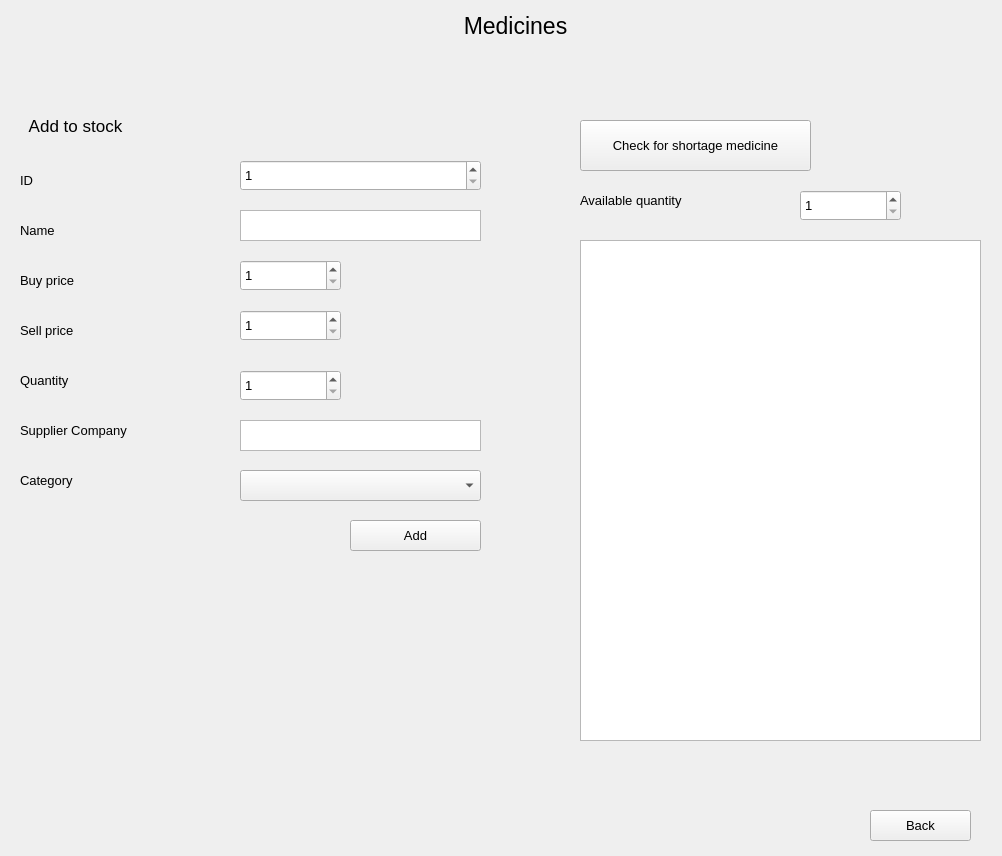
Before: the Qt Designer form add_medicine_window.ui in osamamuhammad3623/pharmacy_management_system, drawn with Qt 5.
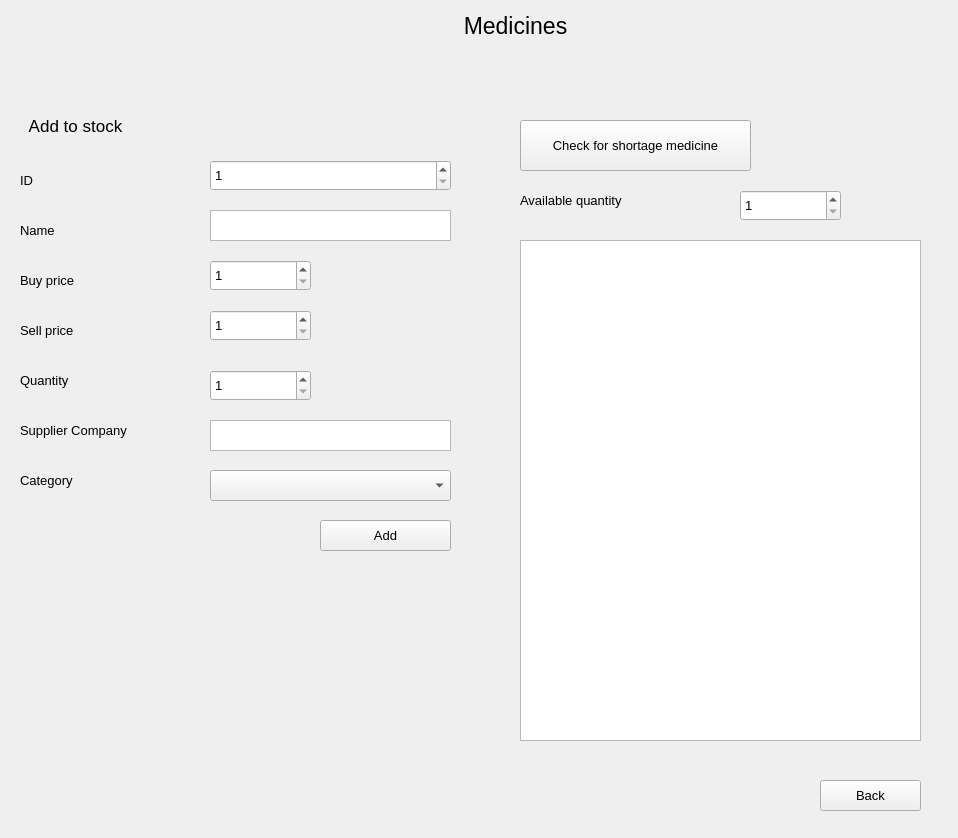
After: the same form once the commit is applied.

The edit to the form file:
```diff
--- a/add_medicine_window.ui
+++ b/add_medicine_window.ui
@@ -6,8 +6,8 @@
    <rect>
     <x>0</x>
     <y>0</y>
-    <width>1002</width>
-    <height>856</height>
+    <width>958</width>
+    <height>838</height>
    </rect>
   </property>
   <property name="windowTitle">
@@ -16,8 +16,8 @@
   <widget class="QPushButton" name="back">
    <property name="geometry">
     <rect>
-     <x>870</x>
-     <y>810</y>
+     <x>820</x>
+     <y>780</y>
      <width>101</width>
      <height>31</height>
     </rect>
@@ -88,7 +88,7 @@
   <widget class="QSpinBox" name="md_sell_price">
    <property name="geometry">
     <rect>
-     <x>240</x>
+     <x>210</x>
      <y>310</y>
      <width>101</width>
      <height>31</height>
@@ -166,7 +166,7 @@
   <widget class="QComboBox" name="md_category">
    <property name="geometry">
     <rect>
-     <x>240</x>
+     <x>210</x>
      <y>470</y>
      <width>241</width>
      <height>31</height>
@@ -181,7 +181,7 @@
   <widget class="QSpinBox" name="md_id">
    <property name="geometry">
     <rect>
-     <x>240</x>
+     <x>210</x>
      <y>160</y>
      <width>241</width>
      <height>31</height>
@@ -202,7 +202,7 @@
   <widget class="QTextEdit" name="md_supplier_company">
    <property name="geometry">
     <rect>
-     <x>240</x>
+     <x>210</x>
      <y>420</y>
      <width>241</width>
      <height>31</height>
@@ -235,7 +235,7 @@
   <widget class="QTextEdit" name="md_name">
    <property name="geometry">
     <rect>
-     <x>240</x>
+     <x>210</x>
      <y>210</y>
      <width>241</width>
      <height>31</height>
@@ -250,7 +250,7 @@
   <widget class="QLabel" name="label_10">
    <property name="geometry">
     <rect>
-     <x>580</x>
+     <x>520</x>
      <y>180</y>
      <width>191</width>
      <height>41</height>
@@ -268,7 +268,7 @@
   <widget class="QPushButton" name="pushButton">
    <property name="geometry">
     <rect>
-     <x>350</x>
+     <x>320</x>
      <y>520</y>
      <width>131</width>
      <height>31</height>
@@ -286,7 +286,7 @@
   <widget class="QPushButton" name="check_shortage">
    <property name="geometry">
     <rect>
-     <x>580</x>
+     <x>520</x>
      <y>120</y>
      <width>231</width>
      <height>51</height>
@@ -304,7 +304,7 @@
   <widget class="QSpinBox" name="max_quantity">
    <property name="geometry">
     <rect>
-     <x>800</x>
+     <x>740</x>
      <y>190</y>
      <width>101</width>
      <height>31</height>
@@ -325,7 +325,7 @@
   <widget class="QTableWidget" name="shortage_table">
    <property name="geometry">
     <rect>
-     <x>580</x>
+     <x>520</x>
      <y>240</y>
      <width>401</width>
      <height>501</height>
@@ -335,7 +335,7 @@
   <widget class="QSpinBox" name="md_buy_price">
    <property name="geometry">
     <rect>
-     <x>240</x>
+     <x>210</x>
      <y>260</y>
      <width>101</width>
      <height>31</height>
@@ -395,7 +395,7 @@
   <widget class="QSpinBox" name="md_quantity">
    <property name="geometry">
     <rect>
-     <x>240</x>
+     <x>210</x>
      <y>370</y>
      <width>101</width>
      <height>31</height>
```
